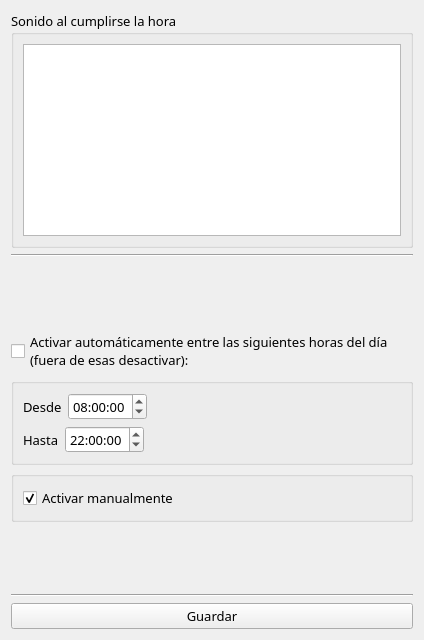
Qt form settingswidget.ui (Yousdel/AveMariaHoraria) before a commit.
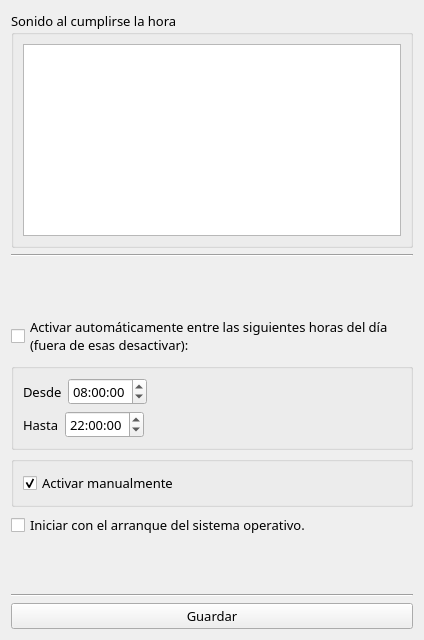
The same form after that commit.

```diff
--- a/settingswidget.ui
+++ b/settingswidget.ui
@@ -158,6 +158,13 @@
      </layout>
     </widget>
    </item>
+   <item>
+    <widget class="QCheckBox" name="startupAppCheckBox">
+     <property name="text">
+      <string>Iniciar con el arranque del sistema operativo.</string>
+     </property>
+    </widget>
+   </item>
    <item>
     <spacer name="verticalSpacer_2">
      <property name="orientation">
```
Left out of the diff: 2 changed lines with no effect on the pictures.
